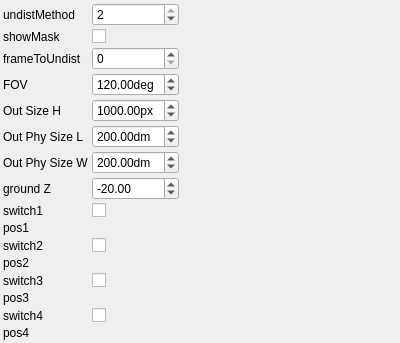
The window that applications/merger/ui/mergerControlWidget.ui (NickPenkrat/corecvs) describes before a commit, drawn with Qt 5.
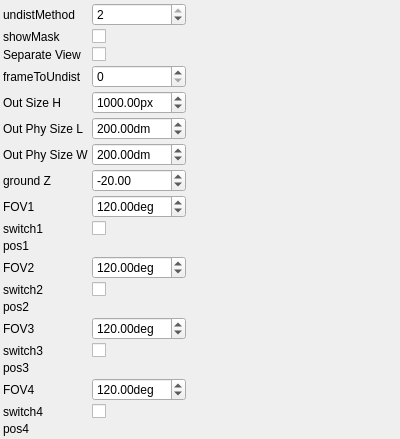
The same window after the commit. Custom widgets are drawn as their Qt base class.

Commit message: Adding separate fovs

What changed in the file:
```diff
--- a/applications/merger/ui/mergerControlWidget.ui
+++ b/applications/merger/ui/mergerControlWidget.ui
@@ -72,64 +72,49 @@
     <item row="2" column="0">
      <widget class="QLabel" name="label_2">
        <property name="text">
-         <string>frameToUndist</string>
+         <string>Separate View</string>
        </property>
      </widget>
     </item>
     <item row="2" column="1">
-     <widget class="QSpinBox" name="frameToUndistSpinBox">
+     <widget class="QCheckBox" name="separateViewCheckBox">
        <property name="toolTip">
-         <string>frameToUndist</string>
+         <string>Separate View</string>
        </property>
-       <property name="minimum">
-        <number>0</number>
-       </property>
-       <property name="maximum">
-        <number>3</number>
-       </property>
-       <property name="singleStep">
-        <number>1</number>
-       </property>
-       <property name="value">
-        <number>0</number>
-       </property>
-       <property name="prefix">
-        <string></string>
-       </property>
-       <property name="suffix">
-        <string></string>
+       <property name="checked">
+           <bool>0</bool>
        </property>
      </widget>
     </item>
     <item row="3" column="0">
      <widget class="QLabel" name="label_3">
        <property name="text">
-         <string>FOV</string>
+         <string>frameToUndist</string>
        </property>
      </widget>
     </item>
     <item row="3" column="1">
-     <widget class="QDoubleSpinBox" name="fOVSpinBox">
+     <widget class="QSpinBox" name="frameToUndistSpinBox">
        <property name="toolTip">
-         <string>FOV</string>
+         <string>frameToUndist</string>
        </property>
        <property name="minimum">
-        <double>10</double>
+        <number>0</number>
        </property>
        <property name="maximum">
-        <double>360</double>
+        <number>3</number>
        </property>
        <property name="singleStep">
-        <double>1</double>
+        <number>1</number>
        </property>
        <property name="value">
-        <double>120</double>
+        <number>0</number>
        </property>
        <property name="prefix">
         <string></string>
        </property>
        <property name="suffix">
-        <string>deg</string>
+        <string></string>
        </property>
      </widget>
     </item>
@@ -146,10 +131,10 @@
          <string>Out Size H</string>
        </property>
        <property name="minimum">
-        <double>100</double>
+        <double>10</double>
        </property>
        <property name="maximum">
-        <double>9999</double>
+        <double>99999</double>
        </property>
        <property name="singleStep">
         <double>1</double>
@@ -178,10 +163,10 @@
          <string>Out Phy Size L</string>
        </property>
        <property name="minimum">
-        <double>100</double>
+        <double>1</double>
        </property>
        <property name="maximum">
-        <double>9999</double>
+        <double>99999</double>
        </property>
        <property name="singleStep">
         <double>1</double>
@@ -210,10 +195,10 @@
          <string>Out Phy Size W</string>
        </property>
        <property name="minimum">
-        <double>100</double>
+        <double>1</double>
        </property>
        <property name="maximum">
-        <double>9999</double>
+        <double>99999</double>
        </property>
        <property name="singleStep">
         <double>1</double>
@@ -242,10 +227,10 @@
          <string>ground Z</string>
        </property>
        <property name="minimum">
-        <double>-9999</double>
+        <double>-99999</double>
        </property>
        <property name="maximum">
-        <double>9999</double>
+        <double>99999</double>
        </property>
        <property name="singleStep">
         <double>1</double>
@@ -264,76 +249,109 @@
     <item row="8" column="0">
      <widget class="QLabel" name="label_8">
        <property name="text">
-         <string>switch1</string>
+         <string>FOV1</string>
        </property>
      </widget>
     </item>
     <item row="8" column="1">
-     <widget class="QCheckBox" name="switch1CheckBox">
+     <widget class="QDoubleSpinBox" name="fOV1SpinBox">
        <property name="toolTip">
-         <string>switch1</string>
+         <string>FOV1</string>
        </property>
-       <property name="checked">
-           <bool>1</bool>
+       <property name="minimum">
+        <double>1</double>
+       </property>
+       <property name="maximum">
+        <double>360</double>
+       </property>
+       <property name="singleStep">
+        <double>1</double>
+       </property>
+       <property name="value">
+        <double>120</double>
+       </property>
+       <property name="prefix">
+        <string></string>
+       </property>
+       <property name="suffix">
+        <string>deg</string>
        </property>
      </widget>
     </item>
     <item row="9" column="0">
      <widget class="QLabel" name="label_9">
        <property name="text">
-         <string>pos1</string>
+         <string>switch1</string>
        </property>
      </widget>
     </item>
     <item row="9" column="1">
-     <widget class="EuclidianMoveParametersControlWidget" name="pos1ControlWidget">
+     <widget class="QCheckBox" name="switch1CheckBox">
        <property name="toolTip">
-         <string>pos1</string>
+         <string>switch1</string>
+       </property>
+       <property name="checked">
+           <bool>1</bool>
        </property>
      </widget>
     </item>
     <item row="10" column="0">
      <widget class="QLabel" name="label_10">
        <property name="text">
-         <string>switch2</string>
+         <string>pos1</string>
        </property>
      </widget>
     </item>
     <item row="10" column="1">
-     <widget class="QCheckBox" name="switch2CheckBox">
+     <widget class="EuclidianMoveParametersControlWidget" name="pos1ControlWidget">
        <property name="toolTip">
-         <string>switch2</string>
-       </property>
-       <property name="checked">
-           <bool>1</bool>
+         <string>pos1</string>
        </property>
      </widget>
     </item>
     <item row="11" column="0">
      <widget class="QLabel" name="label_11">
        <property name="text">
-         <string>pos2</string>
+         <string>FOV2</string>
        </property>
      </widget>
     </item>
     <item row="11" column="1">
-     <widget class="EuclidianMoveParametersControlWidget" name="pos2ControlWidget">
+     <widget class="QDoubleSpinBox" name="fOV2SpinBox">
        <property name="toolTip">
-         <string>pos2</string>
+         <string>FOV2</string>
+       </property>
+       <property name="minimum">
+        <double>1</double>
+       </property>
+       <property name="maximum">
+        <double>360</double>
+       </property>
+       <property name="singleStep">
+        <double>1</double>
+       </property>
+       <property name="value">
+        <double>120</double>
+       </property>
+       <property name="prefix">
+        <string></string>
+       </property>
+       <property name="suffix">
+        <string>deg</string>
        </property>
      </widget>
     </item>
     <item row="12" column="0">
      <widget class="QLabel" name="label_12">
        <property name="text">
-         <string>switch3</string>
+         <string>switch2</string>
        </property>
      </widget>
     </item>
     <item row="12" column="1">
-     <widget class="QCheckBox" name="switch3CheckBox">
+     <widget class="QCheckBox" name="switch2CheckBox">
        <property name="toolTip">
-         <string>switch3</string>
+         <string>switch2</string>
        </property>
        <property name="checked">
            <bool>1</bool>
@@ -343,49 +361,144 @@
     <item row="13" column="0">
      <widget class="QLabel" name="label_13">
        <property name="text">
-         <string>pos3</string>
+         <string>pos2</string>
        </property>
      </widget>
     </item>
     <item row="13" column="1">
-     <widget class="EuclidianMoveParametersControlWidget" name="pos3ControlWidget">
+     <widget class="EuclidianMoveParametersControlWidget" name="pos2ControlWidget">
        <property name="toolTip">
-         <string>pos3</string>
+         <string>pos2</string>
        </property>
      </widget>
     </item>
     <item row="14" column="0">
      <widget class="QLabel" name="label_14">
        <property name="text">
-         <string>switch4</string>
+         <string>FOV3</string>
        </property>
      </widget>
     </item>
     <item row="14" column="1">
-     <widget class="QCheckBox" name="switch4CheckBox">
+     <widget class="QDoubleSpinBox" name="fOV3SpinBox">
        <property name="toolTip">
-         <string>switch4</string>
+         <string>FOV3</string>
        </property>
-       <property name="checked">
-           <bool>1</bool>
+       <property name="minimum">
+        <double>1</double>
+       </property>
+       <property name="maximum">
+        <double>360</double>
+       </property>
+       <property name="singleStep">
+        <double>1</double>
+       </property>
+       <property name="value">
+        <double>120</double>
+       </property>
+       <property name="prefix">
+        <string></string>
+       </property>
+       <property name="suffix">
+        <string>deg</string>
        </property>
      </widget>
     </item>
     <item row="15" column="0">
      <widget class="QLabel" name="label_15">
        <property name="text">
-         <string>pos4</string>
+         <string>switch3</string>
        </property>
      </widget>
     </item>
     <item row="15" column="1">
+     <widget class="QCheckBox" name="switch3CheckBox">
+       <property name="toolTip">
+         <string>switch3</string>
+       </property>
+       <property name="checked">
+           <bool>1</bool>
+       </property>
+     </widget>
+    </item>
+    <item row="16" column="0">
+     <widget class="QLabel" name="label_16">
+       <property name="text">
+         <string>pos3</string>
+       </property>
+     </widget>
+    </item>
+    <item row="16" column="1">
+     <widget class="EuclidianMoveParametersControlWidget" name="pos3ControlWidget">
+       <property name="toolTip">
+         <string>pos3</string>
+       </property>
+     </widget>
+    </item>
+    <item row="17" column="0">
+     <widget class="QLabel" name="label_17">
+       <property name="text">
+         <string>FOV4</string>
+       </property>
+     </widget>
+    </item>
+    <item row="17" column="1">
+     <widget class="QDoubleSpinBox" name="fOV4SpinBox">
+       <property name="toolTip">
+         <string>FOV4</string>
+       </property>
+       <property name="minimum">
+        <double>1</double>
+       </property>
+       <property name="maximum">
+        <double>360</double>
+       </property>
+       <property name="singleStep">
+        <double>1</double>
+       </property>
+       <property name="value">
+        <double>120</double>
+       </property>
+       <property name="prefix">
+        <string></string>
+       </property>
+       <property name="suffix">
+        <string>deg</string>
+       </property>
+     </widget>
+    </item>
+    <item row="18" column="0">
+     <widget class="QLabel" name="label_18">
+       <property name="text">
+         <string>switch4</string>
+       </property>
+     </widget>
+    </item>
+    <item row="18" column="1">
+     <widget class="QCheckBox" name="switch4CheckBox">
+       <property name="toolTip">
+         <string>switch4</string>
+       </property>
+       <property name="checked">
+           <bool>1</bool>
+       </property>
+     </widget>
+    </item>
+    <item row="19" column="0">
+     <widget class="QLabel" name="label_19">
+       <property name="text">
+         <string>pos4</string>
+       </property>
+     </widget>
+    </item>
+    <item row="19" column="1">
      <widget class="EuclidianMoveParametersControlWidget" name="pos4ControlWidget">
        <property name="toolTip">
          <string>pos4</string>
        </property>
      </widget>
     </item>
-   <item row="16" column="0">
+   <item row="20" column="0">
     <spacer name="verticalSpacer">
      <property name="orientation">
       <enum>Qt::Vertical</enum>
@@ -398,7 +511,7 @@
      </property>
     </spacer>
    </item>
-   <item row="16" column="2">
+   <item row="20" column="2">
     <spacer name="horizontalSpacer">
      <property name="orientation">
       <enum>Qt::Horizontal</enum>
```
Left out of the diff: 36 changed lines with no effect on the pictures. The commit also changes 5 other files.
